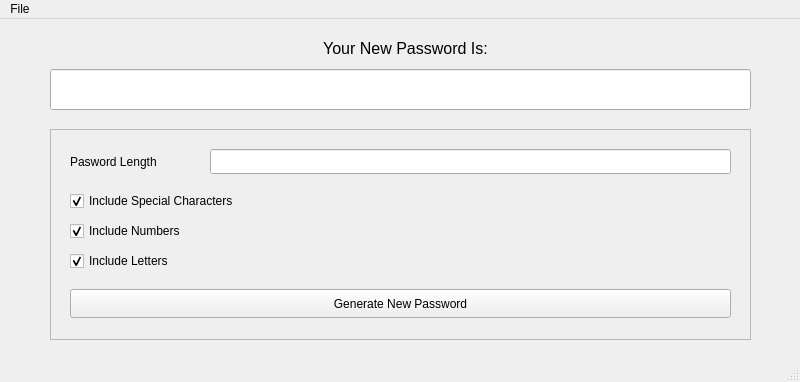
Before: the Qt Designer form interface.ui in shayanaqvi/password-generator, drawn with Qt 5.
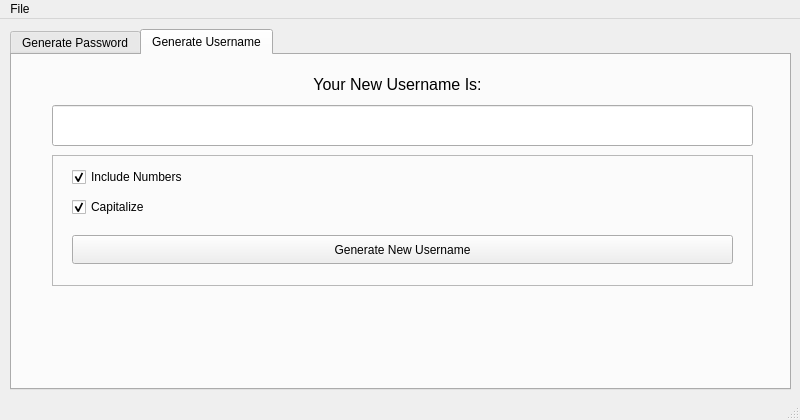
After: the same form once the commit is applied. The open tabs and pages were chosen to show the change.

```diff
--- a/interface.ui
+++ b/interface.ui
@@ -2,12 +2,15 @@
 <ui version="4.0">
  <class>MainWindow</class>
  <widget class="QMainWindow" name="MainWindow">
+  <property name="enabled">
+   <bool>true</bool>
+  </property>
   <property name="geometry">
    <rect>
     <x>0</x>
     <y>0</y>
     <width>800</width>
-    <height>382</height>
+    <height>420</height>
    </rect>
   </property>
   <property name="windowTitle">
@@ -17,10 +20,32 @@
    <enum>QTabWidget::Rounded</enum>
   </property>
   <widget class="QWidget" name="centralwidget">
+   <widget class="QTabWidget" name="tabs">
+    <property name="geometry">
+     <rect>
+      <x>10</x>
+      <y>10</y>
+      <width>781</width>
+      <height>361</height>
+     </rect>
+    </property>
+    <property name="tabPosition">
+     <enum>QTabWidget::North</enum>
+    </property>
+    <property name="tabShape">
+     <enum>QTabWidget::Rounded</enum>
+    </property>
+    <property name="currentIndex">
+     <number>0</number>
+    </property>
+    <widget class="QWidget" name="gen_pswd">
+     <attribute name="title">
+      <string>Generate Password</string>
+     </attribute>
    <widget class="QLabel" name="new_pwsd_lbl">
     <property name="geometry">
      <rect>
-      <x>250</x>
+        <x>230</x>
       <y>20</y>
       <width>311</width>
       <height>19</height>
@@ -41,7 +66,7 @@
    <widget class="QLineEdit" name="new_pswd_field">
     <property name="geometry">
      <rect>
-      <x>50</x>
+        <x>40</x>
       <y>50</y>
       <width>701</width>
       <height>41</height>
@@ -65,8 +90,8 @@
    <widget class="QFrame" name="Frame">
     <property name="geometry">
      <rect>
-      <x>50</x>
-      <y>110</y>
+        <x>40</x>
+        <y>100</y>
       <width>701</width>
       <height>211</height>
      </rect>
@@ -166,6 +191,122 @@
      <property name="checked">
       <bool>true</bool>
      </property>
+      </widget>
+     </widget>
+    </widget>
+    <widget class="QWidget" name="gen_uname">
+     <attribute name="title">
+      <string>Generate Username</string>
+     </attribute>
+     <widget class="QLabel" name="new_uname_lbl">
+      <property name="geometry">
+       <rect>
+        <x>230</x>
+        <y>20</y>
+        <width>311</width>
+        <height>19</height>
+       </rect>
+      </property>
+      <property name="font">
+       <font>
+        <pointsize>12</pointsize>
+       </font>
+      </property>
+      <property name="text">
+       <string>Your New Username Is:</string>
+      </property>
+      <property name="alignment">
+       <set>Qt::AlignCenter</set>
+      </property>
+     </widget>
+     <widget class="QLineEdit" name="new_uname_field">
+      <property name="geometry">
+       <rect>
+        <x>40</x>
+        <y>50</y>
+        <width>701</width>
+        <height>41</height>
+       </rect>
+      </property>
+      <property name="font">
+       <font>
+        <pointsize>16</pointsize>
+       </font>
+      </property>
+      <property name="text">
+       <string/>
+      </property>
+      <property name="alignment">
+       <set>Qt::AlignCenter</set>
+      </property>
+      <property name="readOnly">
+       <bool>true</bool>
+      </property>
+     </widget>
+     <widget class="QFrame" name="Frame_2">
+      <property name="geometry">
+       <rect>
+        <x>40</x>
+        <y>100</y>
+        <width>701</width>
+        <height>131</height>
+       </rect>
+      </property>
+      <property name="frameShape">
+       <enum>QFrame::StyledPanel</enum>
+      </property>
+      <property name="frameShadow">
+       <enum>QFrame::Sunken</enum>
+      </property>
+      <widget class="QPushButton" name="generate_uname_button">
+       <property name="geometry">
+        <rect>
+         <x>20</x>
+         <y>80</y>
+         <width>661</width>
+         <height>29</height>
+        </rect>
+       </property>
+       <property name="text">
+        <string>Generate New Username</string>
+       </property>
+      </widget>
+      <widget class="QCheckBox" name="incl_uname_nums_cbox">
+       <property name="geometry">
+        <rect>
+         <x>20</x>
+         <y>10</y>
+         <width>161</width>
+         <height>24</height>
+        </rect>
+       </property>
+       <property name="text">
+        <string>Include Numbers</string>
+       </property>
+       <property name="checked">
+        <bool>true</bool>
+       </property>
+      </widget>
+      <widget class="QCheckBox" name="incl_uname_cpt_cbox">
+       <property name="enabled">
+        <bool>true</bool>
+       </property>
+       <property name="geometry">
+        <rect>
+         <x>20</x>
+         <y>40</y>
+         <width>661</width>
+         <height>24</height>
+        </rect>
+       </property>
+       <property name="text">
+        <string>Capitalize</string>
+       </property>
+       <property name="checked">
+        <bool>true</bool>
+       </property>
+      </widget>
+     </widget>
     </widget>
    </widget>
   </widget>
```
Left out of the diff: 9 changed lines with no effect on the pictures. Lines whose indentation alone changed are shown as unchanged.
